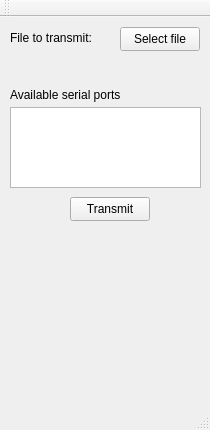
cloudarts/transmit64, file pc/qTransmit64/qTransmit64/mainwindow.ui: the form before one commit.
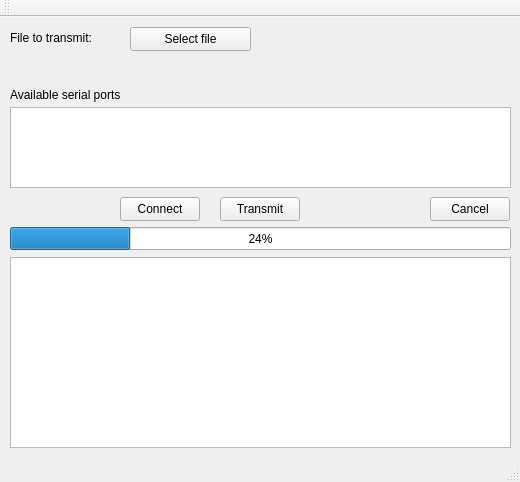
The form after the commit.

Diff of the .ui file:
```diff
--- a/pc/qTransmit64/qTransmit64/mainwindow.ui
+++ b/pc/qTransmit64/qTransmit64/mainwindow.ui
@@ -6,10 +6,16 @@
    <rect>
     <x>0</x>
     <y>0</y>
-    <width>210</width>
-    <height>430</height>
+    <width>520</width>
+    <height>482</height>
    </rect>
   </property>
+  <property name="sizePolicy">
+   <sizepolicy hsizetype="Fixed" vsizetype="Fixed">
+    <horstretch>0</horstretch>
+    <verstretch>0</verstretch>
+   </sizepolicy>
+  </property>
   <property name="windowTitle">
    <string>MainWindow</string>
   </property>
@@ -17,9 +23,9 @@
    <widget class="QPushButton" name="pushButton">
     <property name="geometry">
      <rect>
-      <x>120</x>
+      <x>130</x>
       <y>10</y>
-      <width>80</width>
+      <width>121</width>
       <height>24</height>
      </rect>
     </property>
@@ -32,7 +38,7 @@
      <rect>
       <x>10</x>
       <y>90</y>
-      <width>191</width>
+      <width>501</width>
       <height>81</height>
      </rect>
     </property>
@@ -66,7 +72,7 @@
    <widget class="QPushButton" name="transmitButton">
     <property name="geometry">
      <rect>
-      <x>70</x>
+      <x>220</x>
       <y>180</y>
       <width>80</width>
       <height>24</height>
@@ -81,14 +87,63 @@
      <rect>
       <x>10</x>
       <y>40</y>
-      <width>191</width>
-      <height>16</height>
+      <width>501</width>
+      <height>31</height>
      </rect>
     </property>
     <property name="text">
      <string/>
     </property>
    </widget>
+   <widget class="QTextBrowser" name="textBrowser">
+    <property name="geometry">
+     <rect>
+      <x>10</x>
+      <y>240</y>
+      <width>501</width>
+      <height>191</height>
+     </rect>
+    </property>
+   </widget>
+   <widget class="QPushButton" name="connectButton">
+    <property name="geometry">
+     <rect>
+      <x>120</x>
+      <y>180</y>
+      <width>80</width>
+      <height>24</height>
+     </rect>
+    </property>
+    <property name="text">
+     <string>Connect</string>
+    </property>
+   </widget>
+   <widget class="QProgressBar" name="progressBar">
+    <property name="geometry">
+     <rect>
+      <x>10</x>
+      <y>210</y>
+      <width>501</width>
+      <height>23</height>
+     </rect>
+    </property>
+    <property name="value">
+     <number>24</number>
+    </property>
+   </widget>
+   <widget class="QPushButton" name="pushButton_2">
+    <property name="geometry">
+     <rect>
+      <x>430</x>
+      <y>180</y>
+      <width>80</width>
+      <height>24</height>
+     </rect>
+    </property>
+    <property name="text">
+     <string>Cancel</string>
+    </property>
+   </widget>
   </widget>
   <widget class="QMenuBar" name="menuBar">
    <property name="geometry">
```
Left out of the diff: 58 changed lines with no effect on the pictures.
